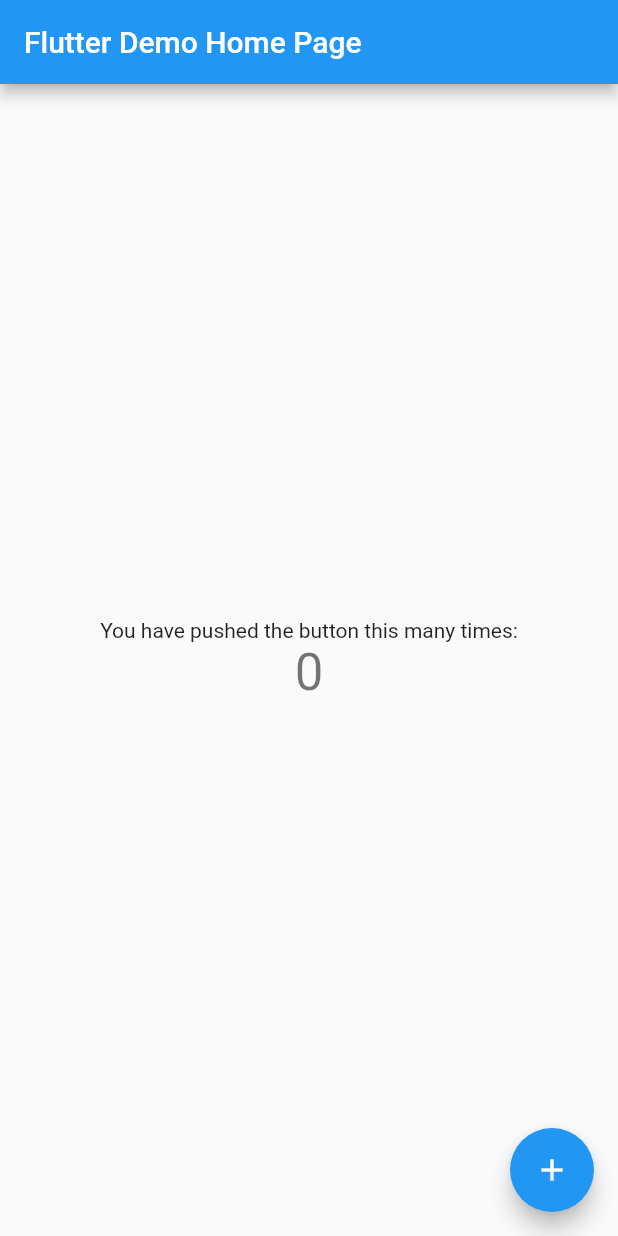
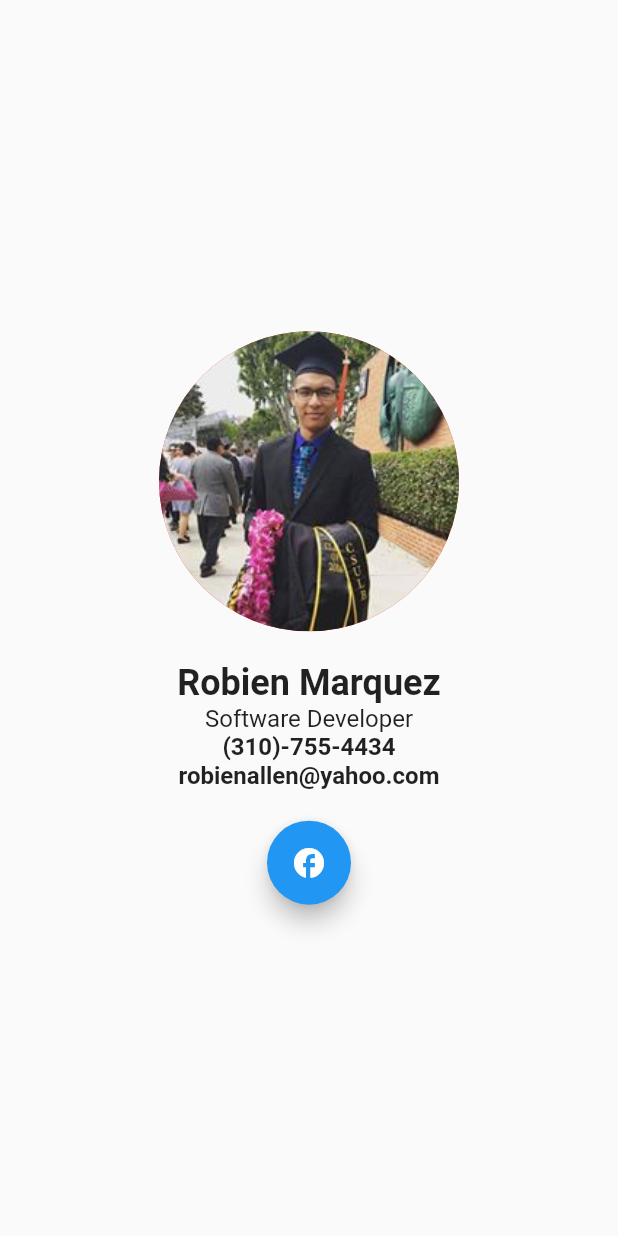
Before and after one commit to awwsnappitsrob24/flutter-personal-website, a Flutter app: the screen it shows after launch, on a phone screen of 412 x 824 dp. Run offline on Flutter 3.47's test engine with Material 2 defaults, Android fonts, the phone set to English and light mode, and no system bars.

Commit message:
start building home page

```diff
--- a/lib/main.dart
+++ b/lib/main.dart
@@ -1,4 +1,5 @@
 import 'package:flutter/material.dart';
+import 'package:flutter_personal_website/screens/home_page.dart';
 
 void main() {
   runApp(const MyApp());
@@ -11,7 +12,7 @@
   @override
   Widget build(BuildContext context) {
     return MaterialApp(
-      title: 'Flutter Demo',
+      // title: 'Flutter Demo',
       theme: ThemeData(
         // This is the theme of your application.
         //
@@ -24,92 +25,7 @@
         // is not restarted.
         primarySwatch: Colors.blue,
       ),
-      home: const MyHomePage(title: 'Flutter Demo Home Page'),
+      home: const HomePage(),
     );
   }
 }
-
-class MyHomePage extends StatefulWidget {
-  const MyHomePage({Key? key, required this.title}) : super(key: key);
-
-  // This widget is the home page of your application. It is stateful, meaning
-  // that it has a State object (defined below) that contains fields that affect
-  // how it looks.
-
-  // This class is the configuration for the state. It holds the values (in this
-  // case the title) provided by the parent (in this case the App widget) and
-  // used by the build method of the State. Fields in a Widget subclass are
-  // always marked "final".
-
-  final String title;
-
-  @override
-  State<MyHomePage> createState() => _MyHomePageState();
-}
-
-class _MyHomePageState extends State<MyHomePage> {
-  int _counter = 0;
-
-  void _incrementCounter() {
-    setState(() {
-      // This call to setState tells the Flutter framework that something has
-      // changed in this State, which causes it to rerun the build method below
-      // so that the display can reflect the updated values. If we changed
-      // _counter without calling setState(), then the build method would not be
-      // called again, and so nothing would appear to happen.
-      _counter++;
-    });
-  }
-
-  @override
-  Widget build(BuildContext context) {
-    // This method is rerun every time setState is called, for instance as done
-    // by the _incrementCounter method above.
-    //
-    // The Flutter framework has been optimized to make rerunning build methods
-    // fast, so that you can just rebuild anything that needs updating rather
-    // than having to individually change instances of widgets.
-    return Scaffold(
-      appBar: AppBar(
-        // Here we take the value from the MyHomePage object that was created by
-        // the App.build method, and use it to set our appbar title.
-        title: Text(widget.title),
-      ),
-      body: Center(
-        // Center is a layout widget. It takes a single child and positions it
-        // in the middle of the parent.
-        child: Column(
-          // Column is also a layout widget. It takes a list of children and
-          // arranges them vertically. By default, it sizes itself to fit its
-          // children horizontally, and tries to be as tall as its parent.
-          //
-          // Invoke "debug painting" (press "p" in the console, choose the
-          // "Toggle Debug Paint" action from the Flutter Inspector in Android
-          // Studio, or the "Toggle Debug Paint" command in Visual Studio Code)
-          // to see the wireframe for each widget.
-          //
-          // Column has various properties to control how it sizes itself and
-          // how it positions its children. Here we use mainAxisAlignment to
-          // center the children vertically; the main axis here is the vertical
-          // axis because Columns are vertical (the cross axis would be
-          // horizontal).
-          mainAxisAlignment: MainAxisAlignment.center,
-          children: <Widget>[
-            const Text(
-              'You have pushed the button this many times:',
-            ),
-            Text(
-              '$_counter',
-              style: Theme.of(context).textTheme.headline4,
-            ),
-          ],
-        ),
-      ),
-      floatingActionButton: FloatingActionButton(
-        onPressed: _incrementCounter,
-        tooltip: 'Increment',
-        child: const Icon(Icons.add),
-      ), // This trailing comma makes auto-formatting nicer for build methods.
-    );
-  }
-}
--- /dev/null
+++ b/lib/screens/home_page.dart
@@ -0,0 +1,51 @@
+import 'package:flutter/material.dart';
+import 'package:flutter_personal_website/utils/constants.dart';
+import 'package:flutter_personal_website/utils/size_config.dart';
+import 'package:flutter_personal_website/widgets/social_media_button.dart';
+
+class HomePage extends StatelessWidget {
+  const HomePage({Key? key}) : super(key: key);
+
+  static const TextStyle nameStyle =
+      TextStyle(fontSize: 24, fontWeight: FontWeight.bold);
+  static const TextStyle titleStyle = TextStyle(fontSize: 16);
+  static const TextStyle infoStyle =
+      TextStyle(fontSize: 16, fontWeight: FontWeight.bold);
+
+  @override
+  Widget build(BuildContext context) {
+    // Initialize screen configs
+    SizeConfig.init(context);
+
+    return Scaffold(
+      body: Center(
+        child: Column(
+          mainAxisAlignment: MainAxisAlignment.center,
+          crossAxisAlignment: CrossAxisAlignment.center,
+          children: [
+            CircleAvatar(
+              radius: 100.0,
+              backgroundColor: Colors.red,
+              child: ClipRRect(
+                borderRadius: BorderRadius.circular(100.0),
+                child: Image.asset("assets/images/profile_picture.jpg",
+                    fit: BoxFit.cover),
+              ),
+            ),
+            SizedBox(height: SizeConfig.widgetListHeightPadding),
+            const Text(Constants.myName, style: nameStyle),
+            const Text(Constants.myTitle, style: titleStyle),
+            const Text(Constants.myPhoneNumber, style: infoStyle),
+            const Text(Constants.myEmail, style: infoStyle),
+            SizedBox(height: SizeConfig.widgetListHeightPadding),
+            const SocialMediaButton(
+              backgroundColor: Colors.blue,
+              icon: Icon(Icons.facebook_outlined),
+              redirectUrl: Constants.facebookProfileUrl,
+            ),
+          ],
+        ),
+      ),
+    );
+  }
+}
--- /dev/null
+++ b/lib/widgets/social_media_button.dart
@@ -0,0 +1,26 @@
+import 'package:flutter/material.dart';
+
+class SocialMediaButton extends StatelessWidget {
+  final Color backgroundColor;
+  final Icon icon;
+  final String redirectUrl;
+  const SocialMediaButton(
+      {Key? key,
+      required this.backgroundColor,
+      required this.icon,
+      required this.redirectUrl})
+      : super(key: key);
+
+  void _redirect() {
+    print("redirect to url: $redirectUrl");
+  }
+
+  @override
+  Widget build(BuildContext context) {
+    return FloatingActionButton(
+      child: icon,
+      backgroundColor: backgroundColor,
+      onPressed: () => _redirect(),
+    );
+  }
+}
```
